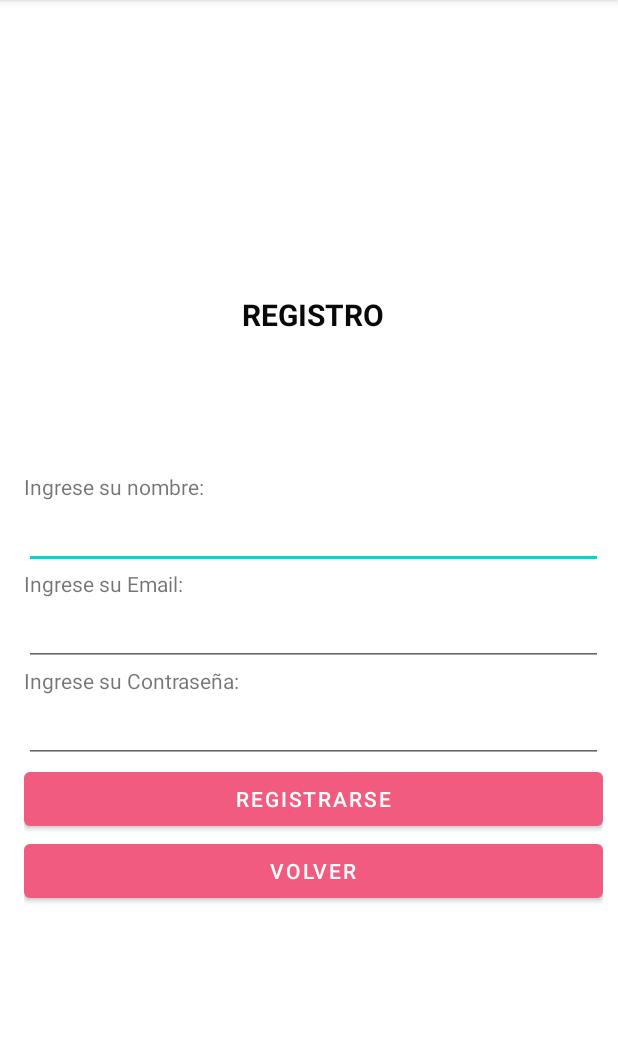
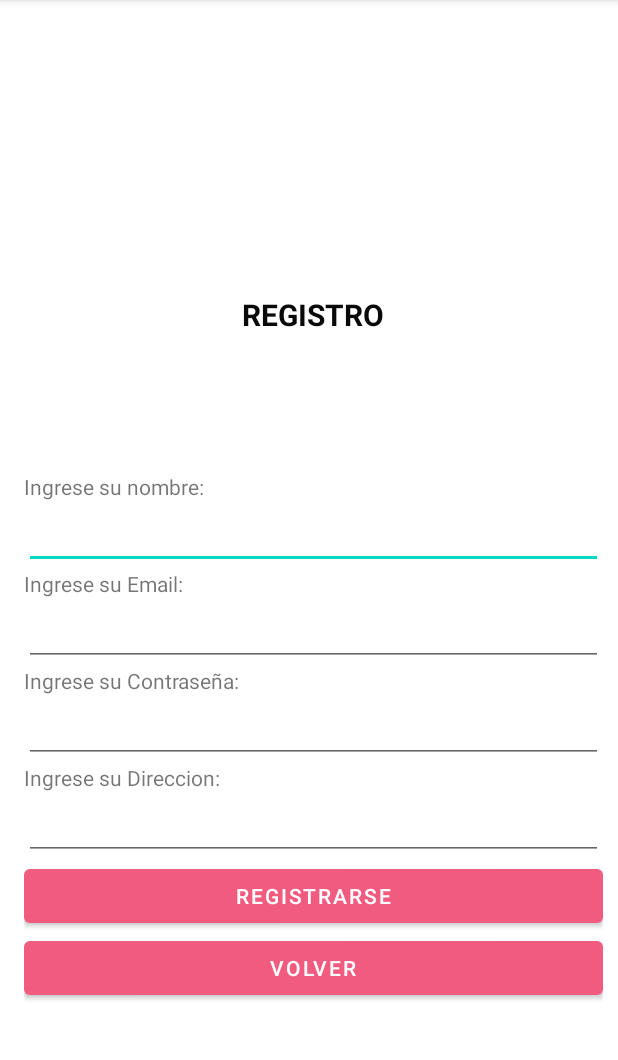
Before and after one commit to desk89/Restaurante_UNS, an Android app: the screen it shows after launch (RegistrarseActivity), after a tap on "REGISTRO", on a phone screen of 412 x 824 dp, the part 84-1144 px from its top. Run offline under Robolectric (Android 15) with nearby library versions, the phone set to English and light mode, and no system bars; our stand-ins replace Firebase (no records; nobody signed in at launch, a user with empty details on screens opened directly).

Commit message:
ya esta todo mi parte. te encargas de todo anghelo

```diff
--- a/app/src/main/java/com/example/restauranteuns/MainActivity.kt
+++ b/app/src/main/java/com/example/restauranteuns/MainActivity.kt
@@ -4,30 +4,29 @@ import android.app.AlertDialog
 import android.content.Intent
 import androidx.appcompat.app.AppCompatActivity
 import android.os.Bundle
-import com.google.firebase.database.DatabaseReference
-import com.google.firebase.database.FirebaseDatabase
-import com.google.firebase.database.ktx.database
+import com.google.firebase.firestore.ktx.firestore
 import com.google.firebase.ktx.Firebase
 import kotlinx.android.synthetic.main.activity_main.*
 
-
 class MainActivity : AppCompatActivity() {
 
-    public lateinit var db: DatabaseReference
+    val db = Firebase.firestore
 
     override fun onCreate(savedInstanceState: Bundle?) {
         super.onCreate(savedInstanceState)
         setContentView(R.layout.activity_main)
-        inicializarFire()
         //Boton registro
         botonRegistro.setOnClickListener {
-            val intentoRegistro = Intent(this,RegistrarseActivity::class.java)
-            startActivity(intentoRegistro)
+            startActivity(Intent(this,RegistrarseActivity::class.java))
         }
         //Boton logear
         botonLogin.setOnClickListener{
-            val intentPrincipal = Intent(this,PrincipalCliente::class.java)
-            startActivity(intentPrincipal)
+            //Busca el email y si existe -> me deja entrar al principal
+            db.collection("usuarios").document(editEmailLog.text.toString()).get().addOnSuccessListener {
+                startActivity(Intent(this,PrincipalCliente::class.java).putExtra(
+                    "emailLogin",editEmailLog.text.toString()
+                ))
+            }
         }
 
     }
@@ -44,7 +43,6 @@ class MainActivity : AppCompatActivity() {
     private fun mensaje(entrada:String){
         val builder = AlertDialog.Builder( this)
         var texto = entrada
-        //val builder= AlertDialog.Builder(context:this)
         builder.setTitle("Hasta aqui")
         builder.setMessage(texto)
         builder.setPositiveButton("Aceptar",null)
@@ -52,9 +50,4 @@ class MainActivity : AppCompatActivity() {
         dialog.show()
     }
 
-
-    public fun inicializarFire(){
-        db = FirebaseDatabase.getInstance("https://restauranteuns-default-rtdb.firebaseio.com").reference
-    }
-
 }
--- a/app/src/main/res/layout/activity_principal_cliente.xml
+++ b/app/src/main/res/layout/activity_principal_cliente.xml
@@ -50,7 +50,7 @@
         app:layout_constraintVertical_bias="0.499" />
 
     <Button
-        android:id="@+id/botonCTracking"
+        android:id="@+id/botonTrackingCliente"
         android:layout_width="wrap_content"
         android:layout_height="wrap_content"
         android:text="Tracking"
--- a/app/src/main/res/layout/activity_registrarse.xml
+++ b/app/src/main/res/layout/activity_registrarse.xml
@@ -58,7 +58,7 @@
             android:inputType="textPersonName" />
 
         <TextView
-            android:id="@+id/textView2"
+            android:id="@+id/textView4"
             android:layout_width="match_parent"
             android:layout_height="wrap_content"
             android:text="Ingrese su Contraseña:" />
@@ -69,6 +69,19 @@
             android:layout_height="wrap_content"
             android:ems="10"
             android:inputType="textPassword" />
+
+        <TextView
+            android:id="@+id/textView2"
+            android:layout_width="match_parent"
+            android:layout_height="wrap_content"
+            android:text="Ingrese su Direccion:" />
+
+        <EditText
+            android:id="@+id/editDireccionRegist"
+            android:layout_width="match_parent"
+            android:layout_height="wrap_content"
+            android:ems="10"
+            android:inputType="textPersonName" />
 
         <Button
             android:id="@+id/botonRegistrarse"
--- a/build.gradle
+++ b/build.gradle
@@ -9,7 +9,6 @@ buildscript {
         classpath "com.android.tools.build:gradle:4.2.1"
         classpath "org.jetbrains.kotlin:kotlin-gradle-plugin:$kotlin_version"
         classpath 'com.google.gms:google-services:4.3.10'
-     //   classpath 'com.google.gms:google-services:4.3.10'
         // NOTE: Do not place your application dependencies here; they belong
         // in the individual module build.gradle files
     }
```
Also changed, not shown: app/build.gradle (+6 -3 lines), app/src/main/java/com/example/restauranteuns/PrincipalCliente.kt (+22 -0 lines), app/src/main/java/com/example/restauranteuns/RegistrarseActivity.kt (+18 -16 lines), app/src/main/java/com/example/restauranteuns/modelos/Usuario.kt (deleted, +0 -10 lines), 1 other file.
